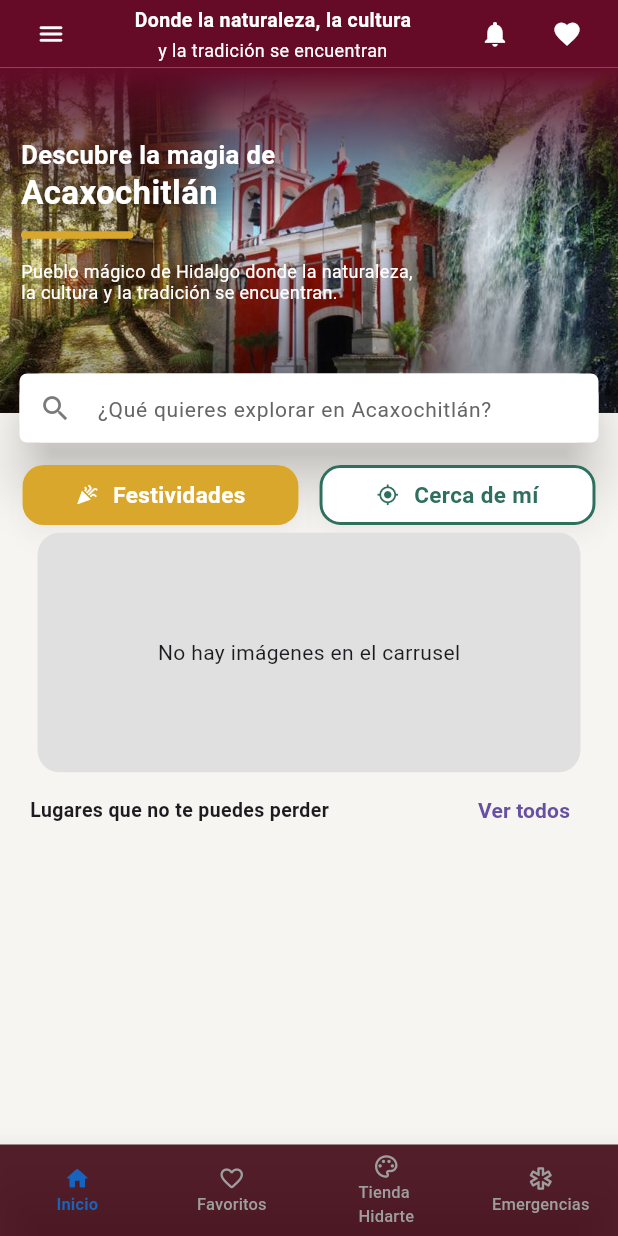
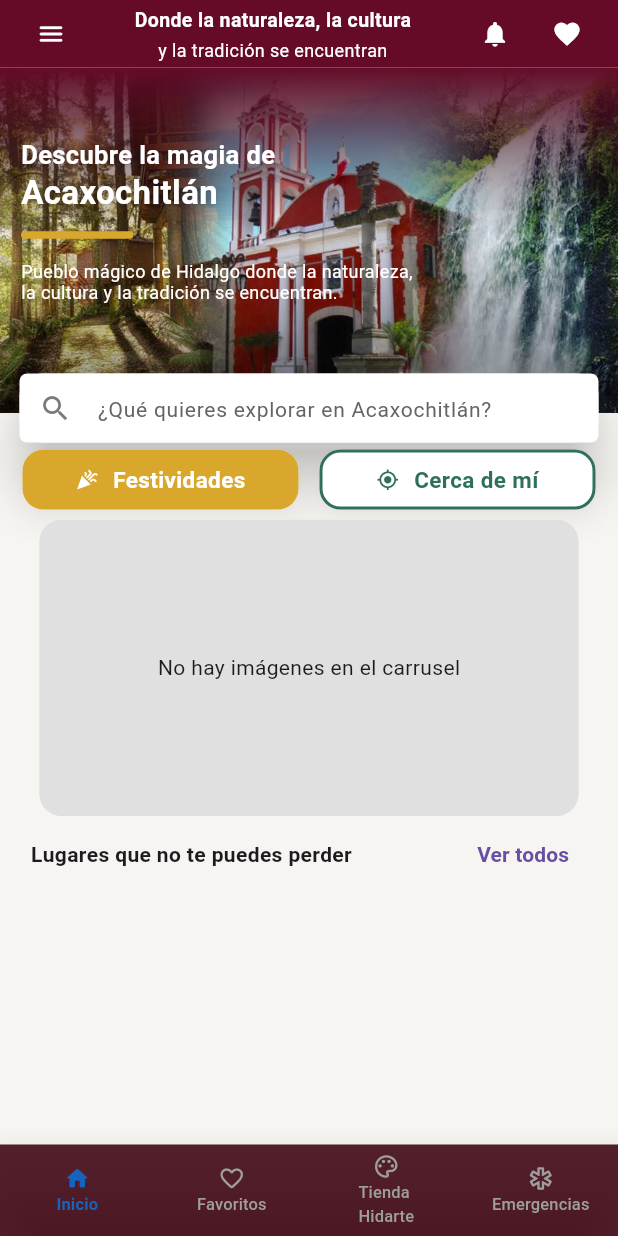
Before and after one commit to 2210118-commits/Acaxochitlan, a Flutter app: the screen it shows after launch, on a phone screen of 412 x 824 dp. Run offline on Flutter 3.47's test engine with Material 3 defaults, Android fonts, the phone set to English and light mode, and no system bars; our stand-ins replace cached_network_image, carousel_slider, chewie, connectivity_plus, firebase_core, firebase_messaging and 11 more; missing offline and left inert: video_thumbnail; accounts and stored records are empty; network calls fail.

Commit message:
Mejoras en buscador, caché de noticias, carrusel y navegación

```diff
--- a/lib/pages/home_page.dart
+++ b/lib/pages/home_page.dart
@@ -197,6 +197,7 @@ void initState() {
 
   @override
   Widget build(BuildContext context) {
+    final size = MediaQuery.of(context).size;
 
     return Scaffold(
 
@@ -239,7 +240,6 @@ void initState() {
       ),
 
       body: Column(
-
         children: [
 
           Builder(
@@ -308,7 +308,9 @@ HomeHero(
   onSearch: buscarLugares,
 ),
 
-const SizedBox(height: 35),
+SizedBox(
+  height: MediaQuery.of(context).size.height * 0.03,
+),
 
 if (buscando || resultadosBusqueda.isNotEmpty || _searchController.text.isNotEmpty) ...[
 
@@ -376,14 +378,16 @@ HomeButtons(
 ),
 
 
-const SizedBox(height: 5),
+SizedBox(
+  height: MediaQuery.of(context).size.height * 0.008,
+),
 
 /// =====================================================
 /// CARRUSEL PRINCIPAL
 /// =====================================================
 Padding(
-  padding: const EdgeInsets.symmetric(
-    horizontal: 5,
+  padding: EdgeInsets.symmetric(
+  horizontal: MediaQuery.of(context).size.width * 0.015,
 ),
   child: ClipRRect(
     borderRadius: BorderRadius.circular(24),
@@ -394,24 +398,26 @@ Padding(
   ),
 ),
 
-const SizedBox(height: 1),
+SizedBox(
+  height: MediaQuery.of(context).size.height * 0.002,
+),
 
 /// =====================================================
 /// TITULO
 /// =====================================================
 Padding(
-  padding: const EdgeInsets.symmetric(
-    horizontal: 20,
+  padding: EdgeInsets.symmetric(
+  horizontal: MediaQuery.of(context).size.width * 0.05,
 ),
   child: Row(
     mainAxisAlignment:
         MainAxisAlignment.spaceBetween,
     children: [
 
-      const Text(
+      Text(
   "Lugares que no te puedes perder",
   style: TextStyle(
-          fontSize: 13,
+    fontSize: size.width * 0.034,
     fontWeight: FontWeight.bold,
   ),
 ),
@@ -435,13 +441,17 @@ Padding(
   ),
 ),
 
-const SizedBox(height: 2),
+SizedBox(
+  height: MediaQuery.of(context).size.height * 0.002,
+),
 
 /// =====================================================
 /// NOTICIAS
 const NoticiasHomeSection(),
 
-const SizedBox(height: 10),
+SizedBox(
+  height: MediaQuery.of(context).size.height * 0.015,
+),
 
               ],
               ],
--- a/lib/pages/noticias_home_section.dart
+++ b/lib/pages/noticias_home_section.dart
@@ -179,6 +179,7 @@ class _NoticiasHomeSectionState
 
   @override
 Widget build(BuildContext context) {
+  final size = MediaQuery.of(context).size;
   if (cargando) {
     return const Center(
       child: CircularProgressIndicator(),
@@ -186,10 +187,12 @@ Widget build(BuildContext context) {
   }
 
   return SizedBox(
-    height: 120,//ALTURA DEL CARDNOTICIAS
+    height: size.height * 0.16,//ALTURA DEL CARDNOTICIAS
 
     child: ListView.builder(
-      padding: const EdgeInsets.symmetric(horizontal: 20),
+      padding: EdgeInsets.symmetric(
+  horizontal: size.width * 0.05,
+),
       scrollDirection: Axis.horizontal,
       itemCount: noticias.length,
 
@@ -197,7 +200,7 @@ Widget build(BuildContext context) {
         final noticia = noticias[index];
 //ANCHO DEL CARD NOTICIAS
         return SizedBox(
-          width: 120,
+          width: size.width * 0.30,
           child: _cardNoticia(noticia),
         );
       },
--- a/lib/widgets/carrusel_supabase.dart
+++ b/lib/widgets/carrusel_supabase.dart
@@ -111,12 +111,15 @@ class _CarruselSupabaseState extends State<CarruselSupabase> {
 
   @override
   Widget build(BuildContext context) {
+    final size = MediaQuery.of(context).size;
+    final double alturaCarrusel =
+    (size.height * 0.24).clamp(140.0, 230.0);
     return FutureBuilder<List<Map<String, dynamic>>>(
       future: _imagenesFuture,
       builder: (context, snapshot) {
         if (snapshot.connectionState == ConnectionState.waiting) {
-          return const SizedBox(
-            height: 160,
+          return SizedBox(
+    height: alturaCarrusel,
             child: Center(
               child: CircularProgressIndicator(),
             ),
@@ -124,8 +127,8 @@ class _CarruselSupabaseState extends State<CarruselSupabase> {
         }
 
         if (snapshot.hasError) {
-          return const SizedBox(
-            height: 160,
+          return SizedBox(
+    height: alturaCarrusel,
             child: Center(
               child: Text("Error cargando carrusel"),
             ),
@@ -136,7 +139,7 @@ class _CarruselSupabaseState extends State<CarruselSupabase> {
 
         if (items.isEmpty) {
           return Container(
-            height: 160,
+            height: alturaCarrusel,
             margin: const EdgeInsets.symmetric(horizontal: 20),
             decoration: BoxDecoration(
               color: Colors.grey[300],
@@ -158,7 +161,7 @@ class _CarruselSupabaseState extends State<CarruselSupabase> {
             CarouselSlider(
               carouselController: _carouselController,
               options: CarouselOptions(
-                height: 160,
+                height: alturaCarrusel,
                 autoPlay: !(items[_currentIndex]['es_video'] == true),
                 autoPlayInterval: const Duration(seconds: 4),
                 autoPlayAnimationDuration: const Duration(milliseconds: 800),
@@ -201,7 +204,7 @@ class _CarruselSupabaseState extends State<CarruselSupabase> {
                               child: CachedNetworkImage(
                                 cacheManager: CustomCacheManager.instance,
                                 imageUrl: imageUrl,
-                                height: 230,
+                                height: alturaCarrusel,
                                 width: double.infinity,
                                 fit: BoxFit.cover,
                                 fadeInDuration:
@@ -462,6 +465,10 @@ class _VideoCarruselItemState extends State<VideoCarruselItem>
 
   @override
   Widget build(BuildContext context) {
+    final size = MediaQuery.of(context).size;
+
+final alturaCarrusel =
+    (size.height * 0.24).clamp(160.0, 230.0);
     if (_controller == null || !_controller!.value.isInitialized) {
       return const Center(
         child: CircularProgressIndicator(strokeWidth: 2),
@@ -485,7 +492,7 @@ class _VideoCarruselItemState extends State<VideoCarruselItem>
       child: GestureDetector(
         onTap: _abrirVideoFullscreen,
         child: SizedBox(
-          height: 230,
+          height: alturaCarrusel,
           width: double.infinity,
           child: ClipRRect(
             borderRadius: BorderRadius.circular(10),
```
Lines whose indentation alone changed are shown as unchanged.
